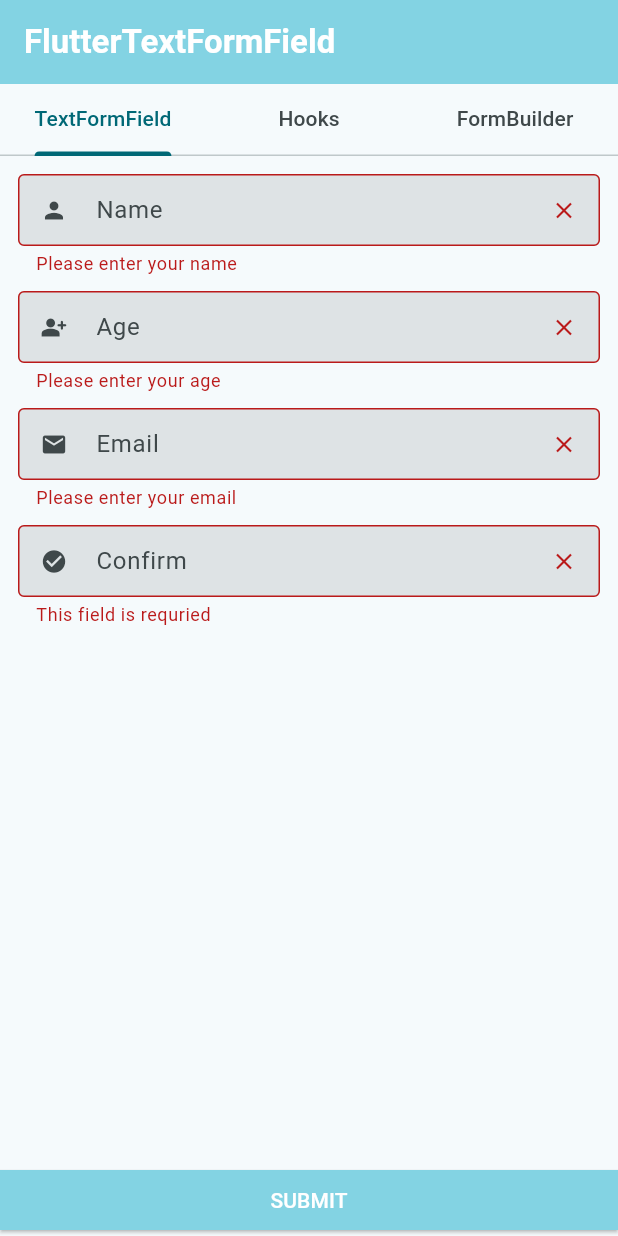
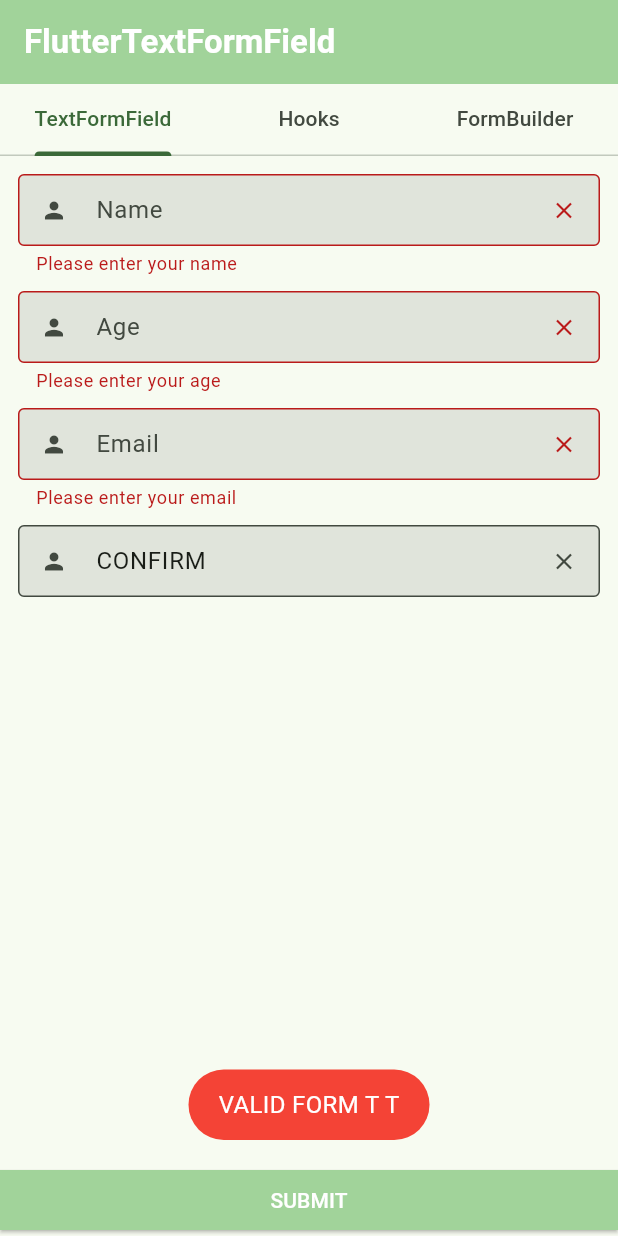
Before and after one commit to SouksavathPMS/flutterform, a Flutter app: the screen it shows after launch, after a tap on "SUBMIT", on a phone screen of 412 x 824 dp. Run offline on Flutter 3.47's test engine with Material 2 defaults, Android fonts, the phone set to English and light mode, and no system bars; our stand-ins replace flutter_form_builder, flutter_hooks, fluttertoast, form_builder_validators.

Commit message:
Breakdown code : Flutter form

```diff
--- /dev/null
+++ b/lib/constants/enums.dart
@@ -0,0 +1,9 @@
+enum FormType {
+  name("Name"),
+  age("Age"),
+  email("Email"),
+  confirm("Confirm");
+
+  const FormType(this.value);
+  final String value;
+}
--- a/lib/main.dart
+++ b/lib/main.dart
@@ -1,4 +1,6 @@
 import 'package:flutter/material.dart';
+import 'package:provider/provider.dart';
+import 'package:workingwithform_flutter/providers/normal_text_form_field_provider.dart';
 
 import 'screens/flutter_form_builder.dart';
 import 'screens/flutter_hooks.dart';
@@ -17,10 +19,15 @@ class MyApp extends StatelessWidget {
       debugShowCheckedModeBanner: false,
       title: 'FlutterForm',
       theme: ThemeData(
-        colorScheme: ColorScheme.fromSeed(seedColor: Colors.cyan),
+        colorScheme: ColorScheme.fromSeed(seedColor: Colors.green),
         useMaterial3: true,
       ),
-      home: const MyHomePage(),
+      home: MultiProvider(
+        providers: [
+          ChangeNotifierProvider(create: (_) => NormalTextFormFieldProvider()),
+        ],
+        child: const MyHomePage(),
+      ),
     );
   }
 }
--- /dev/null
+++ b/lib/providers/normal_text_form_field_provider.dart
@@ -0,0 +1,118 @@
+import 'package:flutter/material.dart';
+import 'package:fluttertoast/fluttertoast.dart';
+import 'package:workingwithform_flutter/constants/enums.dart';
+
+class NormalTextFormFieldProvider extends ChangeNotifier {
+  final _formKey = GlobalKey<FormState>();
+  GlobalKey<FormState> get formKey => _formKey;
+
+  final nameController = TextEditingController();
+  final ageController = TextEditingController();
+  final emailController = TextEditingController();
+  final confirmController = TextEditingController(text: "CONFIRM");
+
+  void setData() {
+    if (_formKey.currentState!.validate()) {
+      Fluttertoast.cancel();
+      Fluttertoast.showToast(
+          msg: "TO THE MOON ^>^",
+          toastLength: Toast.LENGTH_SHORT,
+          gravity: ToastGravity.BOTTOM,
+          timeInSecForIosWeb: 1,
+          backgroundColor: Colors.green,
+          textColor: Colors.white,
+          fontSize: 16.0);
+    } else {
+      Fluttertoast.cancel();
+      Fluttertoast.showToast(
+          msg: "VALID FORM T T",
+          toastLength: Toast.LENGTH_SHORT,
+          gravity: ToastGravity.BOTTOM,
+          timeInSecForIosWeb: 1,
+          backgroundColor: Colors.red,
+          textColor: Colors.white,
+          fontSize: 16.0);
+    }
+  }
+
+  TextInputType getInputType({required FormType formType}) {
+    switch (formType) {
+      case FormType.name:
+        return TextInputType.name;
+      case FormType.age:
+        return TextInputType.number;
+      case FormType.email:
+        return TextInputType.emailAddress;
+      case FormType.confirm:
+        return TextInputType.name;
+    }
+  }
+
+  TextEditingController getController({required FormType formType}) {
+    switch (formType) {
+      case FormType.name:
+        return nameController;
+      case FormType.age:
+        return ageController;
+      case FormType.email:
+        return emailController;
+      case FormType.confirm:
+        return confirmController;
+    }
+  }
+
+  String? getValueDations({required FormType formType, String? value}) {
+    switch (formType) {
+      case FormType.name:
+        if (value == null || value.trim().isEmpty) {
+          return 'Please enter your name';
+        }
+        return null;
+      case FormType.age:
+        bool isInteger(num value) =>
+            value is int || value == value.roundToDouble();
+        try {
+          if (value == null || value.isEmpty) {
+            return 'Please enter your age';
+          } else if (value.startsWith(".")) {
+            return 'Min age is 1';
+          } else if (!isInteger(num.parse(value))) {
+            return 'Please enter only integer';
+          } else if (int.tryParse(value) == null) {
+            return 'Please enter only number';
+          } else if (int.tryParse(value)!.isNegative) {
+            return 'Please enter non-negative numbers';
+          } else if (int.tryParse(value)! > 150) {
+            return 'Please enter a valid age below 150';
+          }
+        } on Exception {
+          return 'Please enter a valid number';
+        }
+        return null;
+      case FormType.email:
+        bool validateEmail(String email) {
+          if (email.isEmpty) {
+            return false;
+          }
+          final emailRegExp = RegExp(
+            r'^[\w-]+(\.[\w-]+)*@([\w-]+\.)+[a-zA-Z]{2,7}$',
+            caseSensitive: false,
+          );
+          return emailRegExp.hasMatch(email);
+        }
+        if (value == null || value.isEmpty) {
+          return 'Please enter your email';
+        } else if (!validateEmail(value)) {
+          return "Please enter valid email";
+        }
+        return null;
+      case FormType.confirm:
+        if (value == null || value.isEmpty) {
+          return 'This field is requried';
+        } else if (value.trim() != "CONFIRM") {
+          return "Please type 'CONFIRM'";
+        }
+        return null;
+    }
+  }
+}
--- a/lib/screens/normal_text_form_filed.dart
+++ b/lib/screens/normal_text_form_filed.dart
@@ -1,5 +1,9 @@
 import 'package:flutter/material.dart';
+import 'package:provider/provider.dart';
+import 'package:workingwithform_flutter/constants/enums.dart';
 
+import '../providers/normal_text_form_field_provider.dart';
+import '../widgets/custom_normal_text_field.dart';
 import '../widgets/main_button.dart';
 
 class NormalTextFormField extends StatefulWidget {
@@ -10,164 +14,24 @@ class NormalTextFormField extends StatefulWidget {
 }
 
 class _NormalTextFormFieldState extends State<NormalTextFormField> {
-  final _formKey = GlobalKey<FormState>();
-  late TextEditingController _nameController;
-  late TextEditingController _ageController;
-  late TextEditingController _emailController;
-  late TextEditingController _confirmController;
-
-  @override
-  void initState() {
-    _nameController = TextEditingController();
-    _ageController = TextEditingController();
-    _emailController = TextEditingController();
-    _confirmController = TextEditingController();
-    super.initState();
-  }
-
-  @override
-  void dispose() {
-    _nameController.dispose();
-    _ageController.dispose();
-    _emailController.dispose();
-    _confirmController.dispose();
-    super.dispose();
-  }
-
-  bool isInteger(num value) => value is int || value == value.roundToDouble();
-
-  bool validateEmail(String email) {
-    if (email.isEmpty) {
-      return false;
-    }
-    final emailRegExp = RegExp(
-      r'^[\w-]+(\.[\w-]+)*@([\w-]+\.)+[a-zA-Z]{2,7}$',
-      caseSensitive: false,
-    );
-    return emailRegExp.hasMatch(email);
-  }
-
   @override
   Widget build(BuildContext context) {
+    final normalTextFormFieldProvider =
+        context.read<NormalTextFormFieldProvider>();
     return Scaffold(
       body: SingleChildScrollView(
         padding: const EdgeInsets.only(top: 12, left: 12, right: 12),
         child: Form(
-          key: _formKey,
-          child: Column(
+          key: normalTextFormFieldProvider.formKey,
+          child: const Column(
             children: [
-              TextFormField(
-                autovalidateMode: AutovalidateMode.onUserInteraction,
-                controller: _nameController,
-                decoration: InputDecoration(
-                  contentPadding: const EdgeInsets.only(left: 8, right: 8),
-                  filled: true,
-                  isDense: true,
-                  border: const OutlineInputBorder(),
-                  hintText: 'Name',
-                  prefixIcon: const Icon(Icons.person),
-                  suffixIcon: IconButton(
-                    onPressed: () => _nameController.clear(),
-                    icon: const Icon(Icons.close),
-                  ),
-                ),
-                validator: (value) {
-                  if (value == null || value.trim().isEmpty) {
-                    return 'Please enter your name';
-                  }
-                  return null;
-                },
-              ),
-              const SizedBox(height: 10),
-              TextFormField(
-                autovalidateMode: AutovalidateMode.onUserInteraction,
-                controller: _ageController,
-                keyboardType: TextInputType.number,
-                decoration: InputDecoration(
-                  contentPadding: const EdgeInsets.only(left: 8, right: 8),
-                  filled: true,
-                  isDense: true,
-                  border: const OutlineInputBorder(),
-                  hintText: 'Age',
-                  prefixIcon: const Icon(Icons.person_add_alt_rounded),
-                  suffixIcon: IconButton(
-                    onPressed: () => _ageController.clear(),
-                    icon: const Icon(Icons.close),
-                  ),
-                ),
-                validator: (value) {
-                  try {
-                    if (value == null || value.isEmpty) {
-                      return 'Please enter your age';
-                    } else if (value.startsWith(".")) {
-                      return 'Min age is 1';
-                    } else if (!isInteger(num.parse(value))) {
-                      return 'Please enter only integer';
-                    } else if (int.tryParse(value) == null) {
-                      return 'Please enter only number';
-                    } else if (int.tryParse(value)!.isNegative) {
-                      return 'Please enter non-negative numbers';
-                    } else if (int.tryParse(value)! > 150) {
-                      return 'Please enter a valid age below 150';
-                    }
-                  } on Exception {
-                    return 'Please enter a valid number';
-                  }
-                  return null;
-                },
-              ),
-              const SizedBox(height: 10),
-              TextFormField(
-                autovalidateMode: AutovalidateMode.onUserInteraction,
-                controller: _emailController,
-                keyboardType: TextInputType.emailAddress,
-                decoration: InputDecoration(
-                  contentPadding: const EdgeInsets.only(left: 8, right: 8),
-                  filled: true,
-                  isDense: true,
-                  border: const OutlineInputBorder(),
-                  hintText: 'Email',
-                  prefixIcon: const Icon(Icons.email),
-                  suffixIcon: IconButton(
-                    onPressed: () => _emailController.clear(),
-                    icon: const Icon(Icons.close),
-                  ),
-                ),
-                validator: (value) {
-                  if (value == null || value.isEmpty) {
-                    return 'Please enter your email';
-                  } else if (!validateEmail(value)) {
-                    return "Please enter valid email";
-                  }
-                  return null;
-                },
-              ),
-              const SizedBox(height: 10),
-              TextFormField(
-                autovalidateMode: AutovalidateMode.onUserInteraction,
-                controller: _confirmController,
-                keyboardType: TextInputType.emailAddress,
-                decoration: InputDecoration(
-                  contentPadding: const EdgeInsets.only(left: 8, right: 8),
-                  filled: true,
-                  isDense: true,
-                  border: const OutlineInputBorder(),
-                  hintText: 'Confirm',
-                  prefixIcon: const Icon(Icons.check_circle),
-                  suffixIcon: IconButton(
-                    onPressed: () => _confirmController.clear(),
-                    icon: const Icon(Icons.close),
-                  ),
-                ),
-                validator: (value) {
-                  if (value == null || value.isEmpty) {
-                    return 'This field is requried';
-                  } else if (value.trim() != "CONFIRM") {
-                    return "Please type 'CONFIRM'";
-                  }
-                  return null;
-                },
-              ),
+              CustomNormalTextField(formType: FormType.name),
+              SizedBox(height: 10),
+              CustomNormalTextField(formType: FormType.age),
+              SizedBox(height: 10),
+              CustomNormalTextField(formType: FormType.email),
+              SizedBox(height: 10),
+              CustomNormalTextField(formType: FormType.confirm),
             ],
           ),
         ),
@@ -175,12 +39,7 @@ class _NormalTextFormFieldState extends State<NormalTextFormField> {
       bottomNavigationBar: SafeArea(
         child: MainButton(
           onPressed: () {
-            if (_formKey.currentState!.validate()) {
-              print(_nameController.text);
-              print(_ageController.text);
-              print(_emailController.text);
-              print(_confirmController.text);
-            }
+            normalTextFormFieldProvider.setData();
           },
         ),
       ),
--- /dev/null
+++ b/lib/widgets/custom_normal_text_field.dart
@@ -0,0 +1,43 @@
+import 'package:flutter/material.dart';
+import 'package:provider/provider.dart';
+import 'package:workingwithform_flutter/constants/enums.dart';
+import 'package:workingwithform_flutter/providers/normal_text_form_field_provider.dart';
+
+class CustomNormalTextField extends StatelessWidget {
+  const CustomNormalTextField({
+    super.key,
+    required this.formType,
+    this.initialValue,
+  });
+
+  final FormType formType;
+  final String? initialValue;
+
+  @override
+  Widget build(BuildContext context) {
+    final normalTextFormFieldProvider =
+        context.read<NormalTextFormFieldProvider>();
+    return TextFormField(
+      autovalidateMode: AutovalidateMode.onUserInteraction,
+      keyboardType:
+          normalTextFormFieldProvider.getInputType(formType: formType),
+      controller: normalTextFormFieldProvider.getController(formType: formType),
+      decoration: InputDecoration(
+        contentPadding: const EdgeInsets.only(left: 8, right: 8),
+        filled: true,
+        isDense: true,
+        border: const OutlineInputBorder(),
+        hintText: formType.value,
+        prefixIcon: const Icon(Icons.person),
+        suffixIcon: IconButton(
+          onPressed: () => normalTextFormFieldProvider
+              .getController(formType: formType)
+              .clear(),
+          icon: const Icon(Icons.close),
+        ),
+      ),
+      validator: (value) => normalTextFormFieldProvider.getValueDations(
+          formType: formType, value: value),
+    );
+  }
+}
--- a/pubspec.yaml
+++ b/pubspec.yaml
@@ -38,6 +38,8 @@ dependencies:
   flutter_hooks: ^0.18.6
   flutter_form_builder: ^9.0.0
   form_builder_validators: ^9.0.0
+  provider: ^6.0.5
+  fluttertoast: ^8.2.2
 
 dev_dependencies:
   flutter_test:
```
Also changed, not shown: pubspec.lock.
